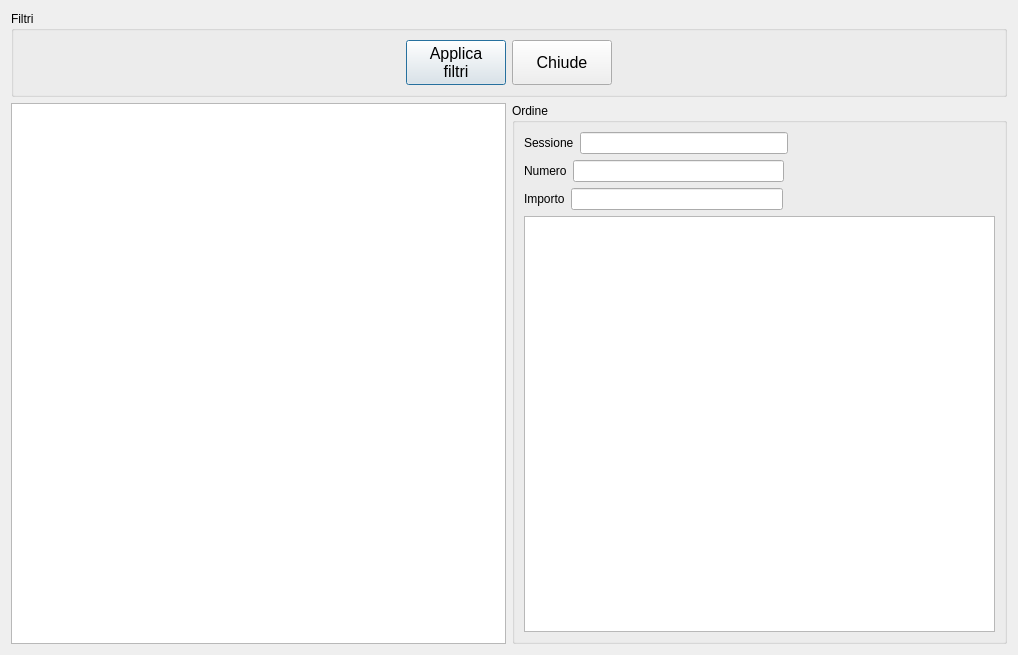
mtonin/gestcassa, file src/storicoordini.ui: the form before one commit.
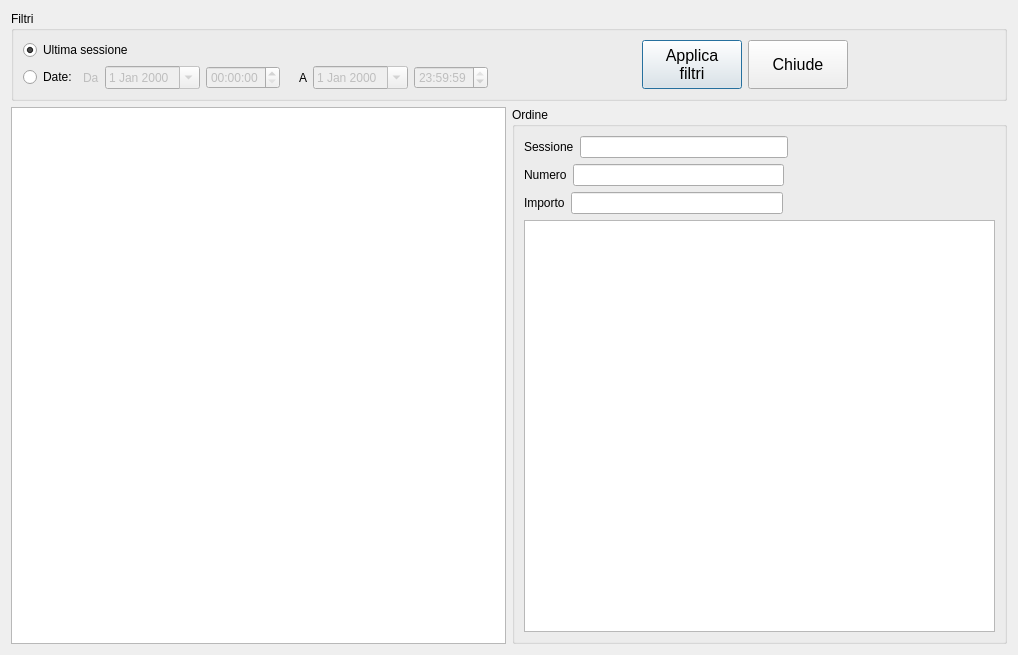
The form after the commit.

Diff of the .ui file:
```diff
--- a/src/storicoordini.ui
+++ b/src/storicoordini.ui
@@ -28,6 +28,109 @@
      <layout class="QHBoxLayout" name="horizontalLayout_16">
       <item>
        <layout class="QHBoxLayout" name="horizontalLayout_17">
+        <item>
+         <layout class="QVBoxLayout" name="verticalLayout_3">
+          <item>
+           <widget class="QRadioButton" name="ultimaSessioneBox">
+            <property name="text">
+             <string>Ultima sessione</string>
+            </property>
+            <property name="checked">
+             <bool>true</bool>
+            </property>
+           </widget>
+          </item>
+          <item>
+           <layout class="QHBoxLayout" name="horizontalLayout_4">
+            <item>
+             <widget class="QRadioButton" name="filtroDateBox">
+              <property name="text">
+               <string>Date:</string>
+              </property>
+             </widget>
+            </item>
+            <item>
+             <layout class="QHBoxLayout" name="horizontalLayout_5">
+              <item>
+               <widget class="QLabel" name="label_4">
+                <property name="enabled">
+                 <bool>false</bool>
+                </property>
+                <property name="text">
+                 <string>Da</string>
+                </property>
+               </widget>
+              </item>
+              <item>
+               <widget class="QDateEdit" name="fromData">
+                <property name="enabled">
+                 <bool>false</bool>
+                </property>
+                <property name="calendarPopup">
+                 <bool>true</bool>
+                </property>
+               </widget>
+              </item>
+              <item>
+               <widget class="QTimeEdit" name="fromOra">
+                <property name="enabled">
+                 <bool>false</bool>
+                </property>
+               </widget>
+              </item>
+              <item>
+               <spacer name="horizontalSpacer_4">
+                <property name="orientation">
+                 <enum>Qt::Horizontal</enum>
+                </property>
+                <property name="sizeType">
+                 <enum>QSizePolicy::Fixed</enum>
+                </property>
+                <property name="sizeHint" stdset="0">
+                 <size>
+                  <width>13</width>
+                  <height>17</height>
+                 </size>
+                </property>
+               </spacer>
+              </item>
+              <item>
+               <widget class="QLabel" name="label_5">
+                <property name="text">
+                 <string>A</string>
+                </property>
+               </widget>
+              </item>
+              <item>
+               <widget class="QDateEdit" name="toData">
+                <property name="enabled">
+                 <bool>false</bool>
+                </property>
+                <property name="calendarPopup">
+                 <bool>true</bool>
+                </property>
+               </widget>
+              </item>
+              <item>
+               <widget class="QTimeEdit" name="toOra">
+                <property name="enabled">
+                 <bool>false</bool>
+                </property>
+                <property name="time">
+                 <time>
+                  <hour>23</hour>
+                  <minute>59</minute>
+                  <second>59</second>
+                 </time>
+                </property>
+               </widget>
+              </item>
+             </layout>
+            </item>
+           </layout>
+          </item>
+         </layout>
+        </item>
         <item>
          <spacer name="horizontalSpacer_17">
           <property name="orientation">
```
Left out of the diff: 10 changed lines with no effect on the pictures.
